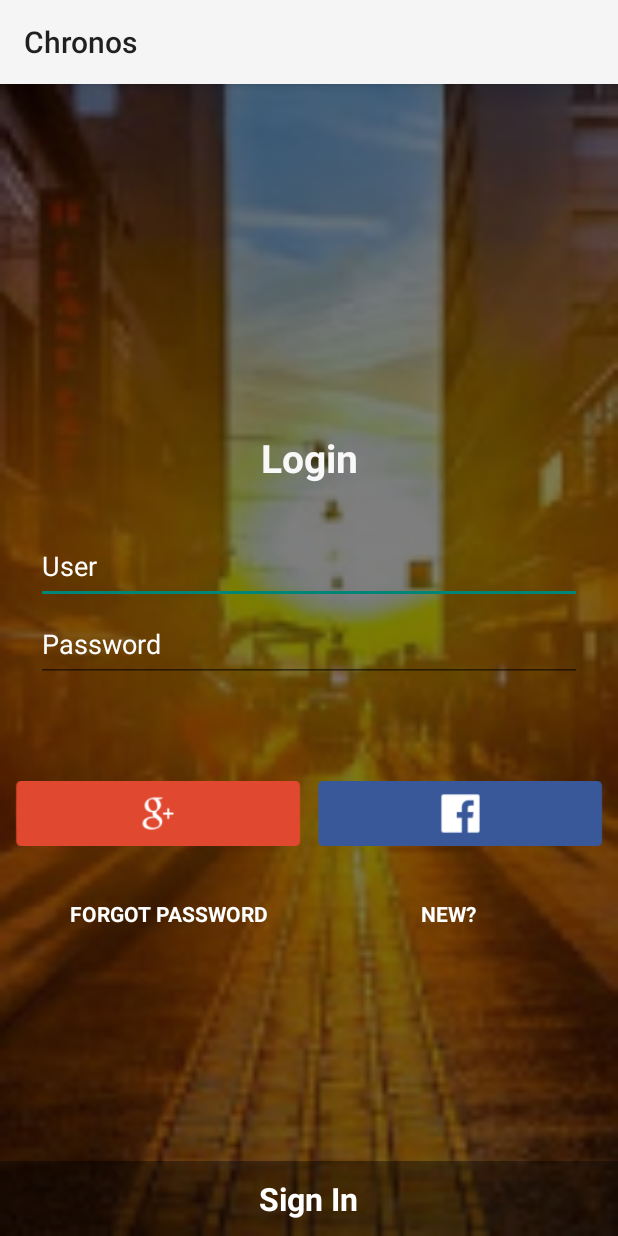
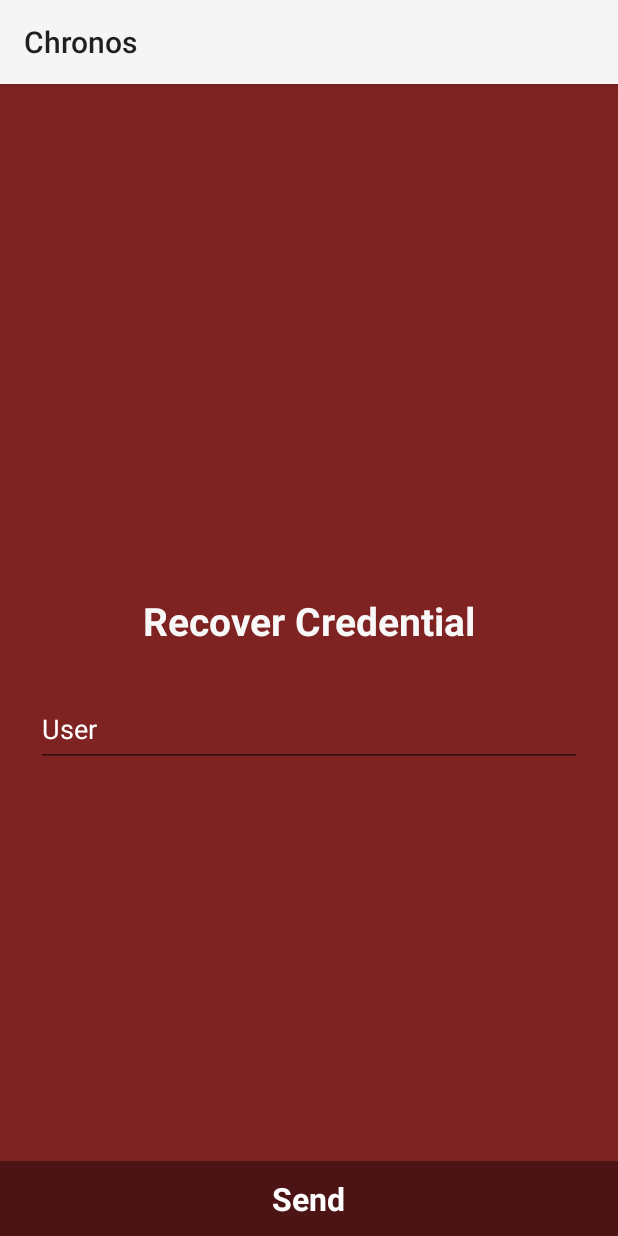
Before and after one commit to GiovanniBalestrieri/ChronosBeta, an Android app: the screen it shows after launch (LoginActivity), after a tap on "FORGOT PASSWORD", on a phone screen of 412 x 824 dp. Run offline under Robolectric (Android 15) with nearby library versions, the light colour scheme and no system bars; our stand-ins replace Volley; plain views replace LoginButton; 9 statements that could not run were skipped.

Commit message:
Added Forgot Pass Fragment + validation Added Register Fragment form validation
TODO:
 test flow -> Orphan user
                 -> Shop associate

ISSUE: the PHP check code returns always 0 (not associated) even if the uid has already been paired

TODO after:
Integrate Sign Up method
Integrate forgot password

DONE:
Added code association pre login
Added Logout and sharePreference sync

```diff
--- a/app/src/main/java/box/chronos/userk/chronos/activities/Code.java
+++ b/app/src/main/java/box/chronos/userk/chronos/activities/Code.java
@@ -232,7 +232,7 @@ public class Code extends Activity {
                     if (object.getString(ERROR_RESP).equals(ZERO_RESP)) {
                         getJsonData(object);
                     } else {
-                        Utility.showAlertDialog(getApplicationContext(), object.getString(MSG_RESP));
+                        Utility.showAlertDialog(Code.this, object.getString(MSG_RESP));
                     }
                 } catch (JSONException e) {
                     e.printStackTrace();
--- /dev/null
+++ b/app/src/main/java/box/chronos/userk/chronos/fragments/ForgotPasswordFragment.java
@@ -0,0 +1,129 @@
+package box.chronos.userk.chronos.fragments;
+
+import android.os.Bundle;
+import android.support.v4.app.Fragment;
+import android.view.LayoutInflater;
+import android.view.View;
+import android.view.ViewGroup;
+import android.widget.EditText;
+import android.widget.LinearLayout;
+import android.widget.Toast;
+
+import org.json.JSONException;
+import org.json.JSONObject;
+
+import java.util.HashMap;
+import java.util.Map;
+import java.util.regex.Matcher;
+import java.util.regex.Pattern;
+
+import box.chronos.userk.chronos.R;
+import box.chronos.userk.chronos.activities.LoginActivity;
+import box.chronos.userk.chronos.callbacks.IAsyncResponse;
+import box.chronos.userk.chronos.serverRequest.AppUrls;
+import box.chronos.userk.chronos.serverRequest.RestInteraction;
+import box.chronos.userk.chronos.utils.Utility;
+
+import static box.chronos.userk.chronos.utils.AppConstant.FORGOT_PSS_METHOD;
+
+/**
+ * Created by francesco on 27/03/2017.
+ */
+
+public class ForgotPasswordFragment extends Fragment implements View.OnClickListener {
+    private static final String TAG = ForgotPasswordFragment.class.getSimpleName();
+    private static final String ARG_PARAM1 = "param1";
+    private static final String ARG_PARAM2 = "param2";
+    private String mParam1;
+    private String mParam2;
+    private EditText et_email;
+    private LinearLayout ll_send;
+
+    public ForgotPasswordFragment() {
+        // Required empty public constructor
+    }
+
+    public static ForgotPasswordFragment newInstance(String param1, String param2) {
+        ForgotPasswordFragment fragment = new ForgotPasswordFragment();
+        Bundle args = new Bundle();
+        args.putString(ARG_PARAM1, param1);
+        args.putString(ARG_PARAM2, param2);
+        fragment.setArguments(args);
+        return fragment;
+    }
+
+    @Override
+    public void onCreate(Bundle savedInstanceState) {
+        super.onCreate(savedInstanceState);
+        if (getArguments() != null) {
+            mParam1 = getArguments().getString(ARG_PARAM1);
+            mParam2 = getArguments().getString(ARG_PARAM2);
+        }
+    }
+
+    @Override
+    public View onCreateView(LayoutInflater inflater, ViewGroup container, Bundle savedInstanceState) {
+        View v = inflater.inflate(R.layout.forgot_pss_fragment, container, false);
+        //LoginActivity.self.back.setVisibility(View.GONE);
+        //LoginActivity.self.tv_TopHeading.setText(getResources().getString(R.string.forgot_password));
+
+        et_email = (EditText) v.findViewById(R.id.et_Email_forgot);
+        ll_send = (LinearLayout) v.findViewById(R.id.ll_send_email);
+        ll_send.setOnClickListener(this);
+
+        return v;
+    }
+
+    @Override
+    public void onClick(View v) {
+        switch (v.getId()) {
+            case R.id.ll_send_email:
+                if (isValidEmailId(et_email.getText().toString())) {
+                    requestSend();
+                }
+                break;
+        }
+    }
+
+    // request send
+    private void requestSend() {
+        Map<String, String> pairs = new HashMap<>();
+        pairs.put("method",FORGOT_PSS_METHOD);
+        pairs.put("email", et_email.getText().toString());
+
+        RestInteraction interaction = new RestInteraction(getActivity());
+        interaction.setCallBack(new IAsyncResponse() {
+            @Override
+            public void onRestInteractionResponse(String response) {
+                try {
+                    JSONObject object = new JSONObject(response);
+                    if (object.getString("success").equalsIgnoreCase("1")) {
+                        Toast.makeText(getActivity(), object.getString("message"), Toast.LENGTH_SHORT).show();
+                        LoginActivity.self.onBackPressed();
+                    } else {
+                        Utility.showAlertDialog(getActivity(), object.getString("message"));
+                    }
+                } catch (JSONException e) {
+                    e.printStackTrace();
+                }
+            }
+
+            @Override
+            public void onRestInteractionError(String message) {
+                Toast.makeText(getActivity(), message, Toast.LENGTH_SHORT).show();
+            }
+        });
+        interaction.makeServiceRequest(AppUrls.COMMON_URL, pairs, TAG, "Dialog");
+    }
+
+    boolean isValidEmailId(String email) {
+        boolean isValid = false;
+        Pattern pattern = Pattern.compile("^[\\w\\.-]+@([\\w\\-]+\\.)+[A-Z]{2,4}$", Pattern.CASE_INSENSITIVE);
+        CharSequence inputStr = email;
+        Matcher matcher = pattern.matcher(email);
+        if (matcher.matches()) {
+            isValid = true;
+        }
+        return isValid;
+    }
+}
--- a/app/src/main/java/box/chronos/userk/chronos/fragments/LoginFragment.java
+++ b/app/src/main/java/box/chronos/userk/chronos/fragments/LoginFragment.java
@@ -148,11 +148,10 @@ public class LoginFragment extends Fragment implements View.OnClickListener {
                 // ((LoginActivity)(getActivity())).doFblogin();
                 break;
 
+
             case R.id.tv_ForgotPassword:
-                /*
                 ForgotPasswordFragment forgotPasswordFragment = new ForgotPasswordFragment();
                 LoginActivity.self.replaceFragment(forgotPasswordFragment);
-                */
                 break;
 
             case R.id.tv_SignUp:
--- a/app/src/main/java/box/chronos/userk/chronos/utils/AppConstant.java
+++ b/app/src/main/java/box/chronos/userk/chronos/utils/AppConstant.java
@@ -14,6 +14,7 @@ public class AppConstant {
     public static final String SIGNUP_METHOD = "userSignUp";
     public static final String CODE_VALIDATION_METHOD = "validateCode";
     public static final String CODE_SKIP_METHOD = "skipCode";
+    public static final String FORGOT_PSS_METHOD = "forgotPassword";
 
     // Api responses
     public static final String DATA_RESP = "data";
--- a/app/src/main/java/box/chronos/userk/chronos/ux/AppMessage.java
+++ b/app/src/main/java/box/chronos/userk/chronos/ux/AppMessage.java
@@ -12,5 +12,5 @@ public class AppMessage {
     public static final String EMPTY_PASSWORD_MSG = "Inserisci la password prima";
     public static final String EMPTY_USER_MSG = "Scegli un nome utente";
     public static final String EMPTY_FIELD_MSG = "Il campo non deve essere vuoto";
-    public static final String EMPTY_SEX_MSG = "Sei uomo o donna";
+    public static final String EMPTY_SEX_MSG = "Sei uomo o donna?";
 }
--- /dev/null
+++ b/app/src/main/res/layout/forgot_pss_fragment.xml
@@ -0,0 +1,79 @@
+<?xml version="1.0" encoding="utf-8"?>
+<RelativeLayout xmlns:android="http://schemas.android.com/apk/res/android"
+    android:orientation="vertical"
+    android:background="@color/red"
+    android:layout_width="wrap_content"
+    android:layout_height="match_parent">
+
+
+    <RelativeLayout
+        android:id="@+id/transparentOverlay"
+        android:layout_width="match_parent"
+        android:layout_height="match_parent"
+        android:background="@color/city_card_overlay" />
+
+    <ScrollView xmlns:android="http://schemas.android.com/apk/res/android"
+        android:layout_width="match_parent"
+        android:layout_height="match_parent">
+
+        <LinearLayout
+            android:orientation="vertical"
+            android:layout_width="match_parent"
+            android:layout_height="wrap_content"
+            android:background="#00ffffff"
+            android:layout_gravity="center_vertical">
+
+            <TextView
+                android:gravity="center"
+                android:layout_width="fill_parent"
+                android:layout_height="@dimen/register_field_height"
+                android:layout_marginBottom="@dimen/register_main_text_margin"
+                android:layout_marginTop="@dimen/register_main_text_margin"
+                android:hint="@string/forgot_main_text"
+                android:textColor="@color/whitie"
+                android:textColorHint="@color/whitie"
+                android:textSize="@dimen/VeryBig"
+                android:textStyle="bold" />
+
+            <EditText
+                android:gravity="left"
+                android:id="@+id/et_Email_forgot"
+                android:layout_width="match_parent"
+                android:layout_height="@dimen/register_field_height"
+                android:layout_marginBottom="4dp"
+                android:layout_marginRight="24dp"
+                android:layout_marginLeft="24dp"
+                android:hint="@string/register_form_user"
+                android:inputType="text"
+                android:textColor="@color/white"
+                android:textColorHint="@color/white" />
+
+
+        </LinearLayout>
+
+    </ScrollView>
+
+    <LinearLayout
+        android:id="@+id/ll_send_email"
+        android:layout_width="fill_parent"
+        android:layout_height="50dp"
+        android:layout_alignParentBottom="true"
+        android:layout_gravity="center_horizontal|center_vertical"
+        android:background="#6000"
+        android:gravity="center"
+        android:orientation="horizontal"
+        android:visibility="visible" >
+
+        <TextView
+            android:layout_width="wrap_content"
+            android:layout_height="wrap_content"
+            android:layout_gravity="center"
+            android:text="@string/forgot_main_action"
+            android:textColor="#ffffff"
+            android:textSize="@dimen/register_main_text_action"
+            android:textStyle="bold" />
+
+    </LinearLayout>
+
+
+</RelativeLayout>
--- a/app/src/main/res/layout/login_fragment.xml
+++ b/app/src/main/res/layout/login_fragment.xml
@@ -52,7 +52,7 @@
                 android:layout_marginBottom="4dp"
                 android:layout_marginRight="24dp"
                 android:layout_marginLeft="24dp"
-                android:hint="@string/register_form_user"
+                android:hint="@string/login_form_email"
                 android:inputType="text"
                 android:textColor="@color/white"
                 android:textColorHint="@color/white" />
--- a/app/src/main/res/values/strings.xml
+++ b/app/src/main/res/values/strings.xml
@@ -34,6 +34,11 @@
     <string name="login_form_pass">Password</string>
     <string name="login_new_user">NEW?</string>
     <string name="login_forgot_pass">FORGOT PASSWORD</string>
+
+    <!-- Forgot Pass Page -->
+    <string name="forgot_main_text">Recover Credential</string>
+    <string name="forgot_main_action">Send</string>
+    <string name="forgot_form_email">Email</string>
 
     <!-- Offer Page -->
 
```
Also changed, not shown: app/src/main/java/box/chronos/userk/chronos/activities/LoginActivity.java (+13 -2 lines), app/src/main/java/box/chronos/userk/chronos/activities/MainActivity.java (+0 -9 lines), app/src/main/java/box/chronos/userk/chronos/fragments/SignUpFragment.java (+17 -7 lines), app/src/main/java/box/chronos/userk/chronos/utils/FieldsValidator.java (+11 -11 lines), 22 other files.
